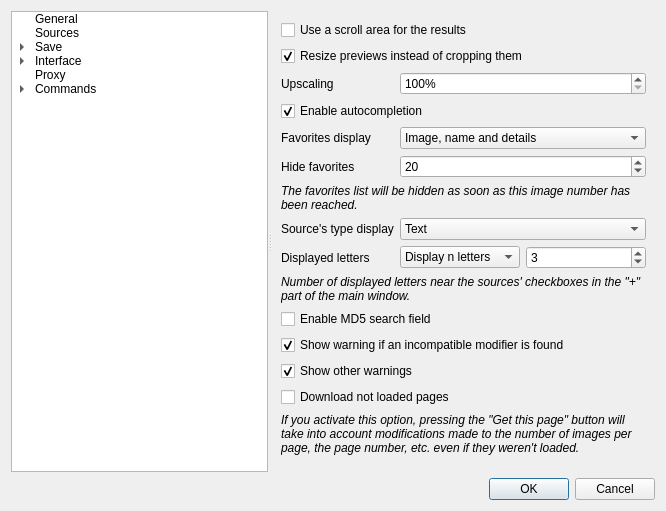
Old version of the form src/settings/optionswindow.ui in the repository Bionus/imgbrd-grabber.
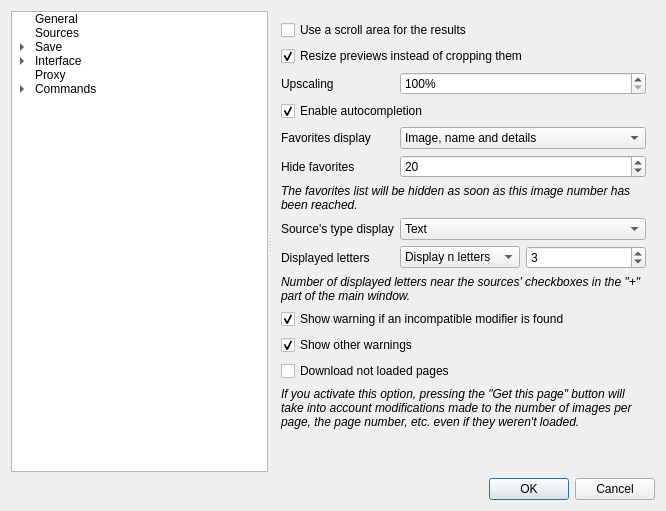
New version of the form. The open tabs and pages were chosen to show the change. Icons and pictures are not drawn.

Commit message: Merge md5 and search fields (fix #730)

```diff
--- a/src/settings/optionswindow.ui
+++ b/src/settings/optionswindow.ui
@@ -1746,13 +1746,6 @@
          </widget>
         </item>
         <item row="10" column="0" colspan="2">
-         <widget class="QCheckBox" name="checkEnableMd5Field">
-          <property name="text">
-           <string>Enable MD5 search field</string>
-          </property>
-         </widget>
-        </item>
-        <item row="11" column="0" colspan="2">
          <widget class="QCheckBox" name="checkShowTagWarning">
           <property name="text">
            <string>Show warning if an incompatible modifier is found</string>
@@ -1762,7 +1755,7 @@
           </property>
          </widget>
         </item>
-        <item row="12" column="0" colspan="2">
+        <item row="11" column="0" colspan="2">
          <widget class="QCheckBox" name="checkShowWarnings">
           <property name="text">
            <string>Show other warnings</string>
@@ -1772,14 +1765,14 @@
           </property>
          </widget>
         </item>
-        <item row="13" column="0" colspan="2">
+        <item row="12" column="0" colspan="2">
          <widget class="QCheckBox" name="checkGetUnloadedPages">
           <property name="text">
            <string>Download not loaded pages</string>
           </property>
          </widget>
         </item>
-        <item row="14" column="0" colspan="2">
+        <item row="13" column="0" colspan="2">
          <widget class="QLabel" name="label_66">
           <property name="text">
            <string>&lt;i&gt;If you activate this option, pressing the &quot;Get this page&quot; button will take into account modifications made to the number of images per page, the page number, etc. even if they weren't loaded.&lt;/i&gt;</string>
```
Left out of the diff: 14 changed lines with no effect on the pictures. The commit also changes 4 other files.
